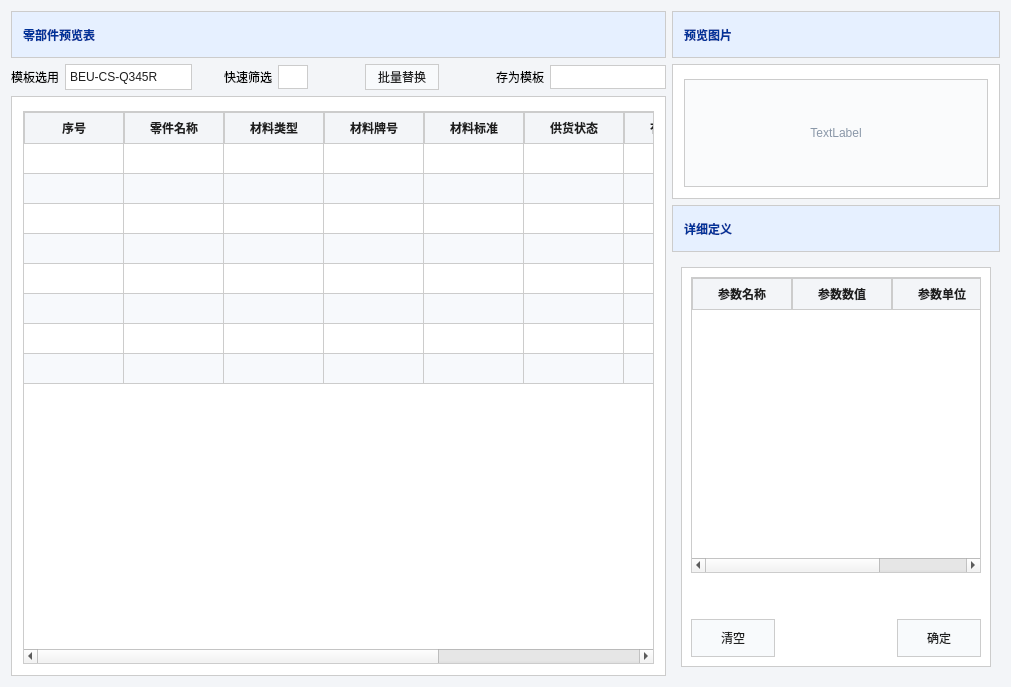
The window that modules/cailiaodingyi/ui/paradefine_newui.ui (coconutwatersysdmg/DongLanpec) describes before a commit, drawn with Qt 5.
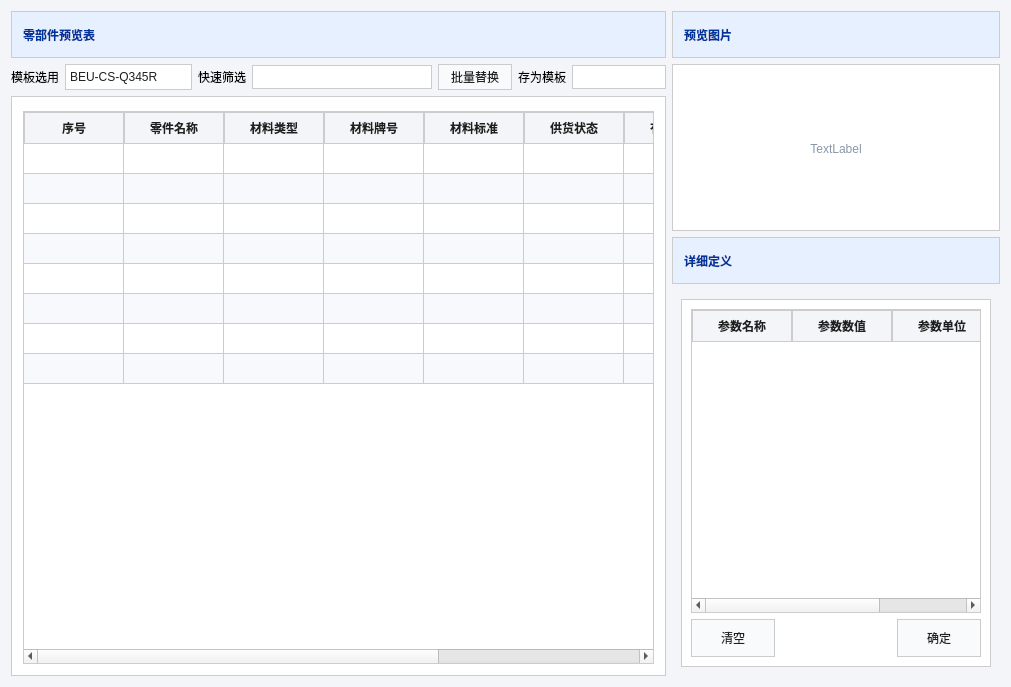
The same window after the commit. The open tabs and pages were chosen to show the change. Icons and pictures are not drawn.

```diff
--- a/modules/cailiaodingyi/ui/paradefine_newui.ui
+++ b/modules/cailiaodingyi/ui/paradefine_newui.ui
@@ -77,6 +77,11 @@
     top: -1px;
 }
 
+/* 标签靠左、不拉伸铺满（必须用 QTabWidget::tab-bar，QTabBar{alignment} 无效） */
+QTabWidget::tab-bar {
+    alignment: left;
+}
+
 QTabBar::tab {
     background-color: #f6f8fb;
     color: #333333;
@@ -90,10 +95,16 @@
     color: #1f1f1f;
 }
 
+QGroupBox#groupBox {
+    padding: 0px;
+    margin-top: 0px;
+}
+
 QLabel#label_4 {
-    background-color: #fafbfc;
-    border: 1px solid #CCCCCC;
+    background-color: #ffffff;
+    border: none;
     color: #8a97a8;
+    padding: 0px;
 }
 
 QPushButton {
@@ -107,8 +118,11 @@
     background-color: #edf2f8;
 }
 
+QLineEdit#lineEdit {
+    min-width: 170px;
+}
+
 QLineEdit,
-QLineEdit#lineEdit,
 QLineEdit#lineEdit_2 {
     background-color: #ffffff;
     border: 1px solid #CCCCCC;
@@ -160,6 +174,23 @@
     min-width: 54px;
     min-height: 28px;
     padding: 4px 14px;
+}
+
+/* Tab 右键菜单：避免悬停时文字与背景同色导致看不见 */
+QMenu {
+    background-color: #ffffff;
+    border: 1px solid #CCCCCC;
+    color: #1f1f1f;
+}
+
+QMenu::item {
+    color: #1f1f1f;
+    padding: 6px 24px;
+}
+
+QMenu::item:selected {
+    background-color: #d9e6f7;
+    color: #1f1f1f;
 }</string>
   </property>
   <layout class="QHBoxLayout" name="horizontalLayout_13">
@@ -210,7 +241,7 @@
           </spacer>
          </item>
          <item>
-          <layout class="QHBoxLayout" name="horizontalLayout_2" stretch="0,0">
+          <layout class="QHBoxLayout" name="horizontalLayout_2" stretch="0,1">
            <item>
             <widget class="QLabel" name="label_2">
              <property name="text">
@@ -219,7 +250,20 @@
             </widget>
            </item>
            <item>
-            <widget class="QLineEdit" name="lineEdit"/>
+            <widget class="QLineEdit" name="lineEdit">
+             <property name="sizePolicy">
+              <sizepolicy hsizetype="Expanding" vsizetype="Fixed">
+               <horstretch>1</horstretch>
+               <verstretch>0</verstretch>
+              </sizepolicy>
+             </property>
+             <property name="minimumSize">
+              <size>
+               <width>200</width>
+               <height>0</height>
+              </size>
+             </property>
+            </widget>
            </item>
           </layout>
          </item>
@@ -706,9 +750,9 @@
       </layout>
      </item>
      <item>
-      <layout class="QVBoxLayout" name="verticalLayout_8" stretch="2,5">
+      <layout class="QVBoxLayout" name="verticalLayout_8" stretch="2,4">
        <item>
-        <layout class="QVBoxLayout" name="verticalLayout_7">
+        <layout class="QVBoxLayout" name="verticalLayout_7" stretch="0,1">
          <item>
           <widget class="QLabel" name="label_6">
            <property name="text">
@@ -717,17 +761,33 @@
           </widget>
          </item>
          <item>
-          <layout class="QHBoxLayout" name="horizontalLayout_6">
-           <item>
-            <widget class="QGroupBox" name="groupBox">
-             <property name="title">
-              <string/>
-             </property>
-             <layout class="QHBoxLayout" name="horizontalLayout_5">
-              <item>
-               <widget class="QLabel" name="label_4">
+          <widget class="QGroupBox" name="groupBox">
+           <property name="sizePolicy">
+            <sizepolicy hsizetype="Expanding" vsizetype="Expanding">
+             <horstretch>0</horstretch>
+             <verstretch>0</verstretch>
+            </sizepolicy>
+           </property>
+           <property name="title">
+            <string/>
+           </property>
+           <layout class="QHBoxLayout" name="horizontalLayout_5">
+            <property name="leftMargin">
+             <number>0</number>
+            </property>
+            <property name="topMargin">
+             <number>0</number>
+            </property>
+            <property name="rightMargin">
+             <number>0</number>
+            </property>
+            <property name="bottomMargin">
+             <number>0</number>
+            </property>
+            <item>
+             <widget class="QLabel" name="label_4">
                 <property name="sizePolicy">
-                 <sizepolicy hsizetype="Expanding" vsizetype="Expanding">
+                 <sizepolicy hsizetype="Expanding" vsizetype="Ignored">
                   <horstretch>0</horstretch>
                   <verstretch>0</verstretch>
                  </sizepolicy>
@@ -741,17 +801,15 @@
                 <property name="alignment">
                  <set>Qt::AlignCenter</set>
                 </property>
-               </widget>
-              </item>
-             </layout>
-            </widget>
-           </item>
-          </layout>
+             </widget>
+            </item>
+           </layout>
+          </widget>
          </item>
         </layout>
        </item>
        <item>
-        <layout class="QVBoxLayout" name="verticalLayout_6">
+        <layout class="QVBoxLayout" name="verticalLayout_6" stretch="0,1,0">
          <item>
           <widget class="QLabel" name="label_5">
            <property name="text">
@@ -761,6 +819,12 @@
          </item>
          <item>
           <widget class="QStackedWidget" name="stackedWidget">
+           <property name="sizePolicy">
+            <sizepolicy hsizetype="Expanding" vsizetype="Expanding">
+             <horstretch>0</horstretch>
+             <verstretch>0</verstretch>
+            </sizepolicy>
+           </property>
            <property name="currentIndex">
             <number>0</number>
            </property>
@@ -1025,9 +1089,15 @@
                </property>
                <layout class="QHBoxLayout" name="horizontalLayout_16">
                 <item>
-                 <layout class="QVBoxLayout" name="verticalLayout_5" stretch="20,0,1">
+                 <layout class="QVBoxLayout" name="verticalLayout_5" stretch="20,1">
                   <item>
                    <widget class="QTableWidget" name="tableWidget_para">
+                    <property name="sizePolicy">
+                     <sizepolicy hsizetype="Expanding" vsizetype="Expanding">
+                      <horstretch>0</horstretch>
+                      <verstretch>0</verstretch>
+                     </sizepolicy>
+                    </property>
                     <attribute name="verticalHeaderVisible">
                      <bool>false</bool>
                     </attribute>
@@ -1048,19 +1118,6 @@
                     </column>
                    </widget>
                   </item>
-                  <item>
-                   <spacer name="verticalSpacer">
-                    <property name="orientation">
-                     <enum>Qt::Vertical</enum>
-                    </property>
-                    <property name="sizeHint" stdset="0">
-                     <size>
-                      <width>20</width>
-                      <height>40</height>
-                     </size>
-                    </property>
-                   </spacer>
-                  </item>
                   <item>
                    <layout class="QHBoxLayout" name="horizontalLayout_11">
                     <item>
```
Left out of the diff: 4 changed lines with no effect on the pictures.
